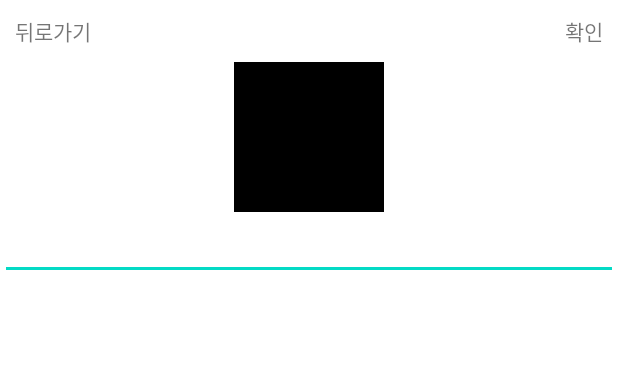
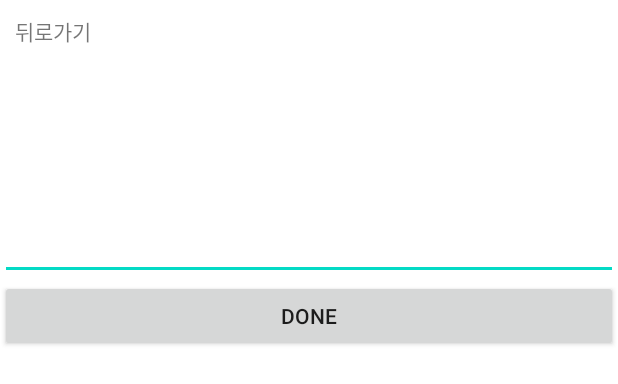
Before and after one commit to gdg-offtival-2022-4/Habbit-Challenge-Android, an Android app: the layout activity_edit_profie.xml on its own in the app's theme, with its tools: preview values and no code run, on a phone screen of 412 x 824 dp. Shown: the top 384 px of the screen. Run offline under Robolectric (Android 15) with nearby library versions, the phone set to English and light mode, and no system bars.

Commit message:
프로필 수정 화면 추가

```diff
--- a/app/build.gradle
+++ b/app/build.gradle
@@ -1,6 +1,7 @@
 plugins {
     id 'com.android.application'
     id 'org.jetbrains.kotlin.android'
+    id 'kotlin-parcelize'
 }
 
 android {
@@ -40,6 +41,7 @@ dependencies {
     implementation 'androidx.appcompat:appcompat:1.4.2'
     implementation 'com.google.android.material:material:1.6.1'
     implementation 'androidx.constraintlayout:constraintlayout:2.1.4'
+    implementation 'androidx.activity:activity-ktx:1.4.0'
     testImplementation 'junit:junit:4.13.2'
     androidTestImplementation 'androidx.test.ext:junit:1.1.3'
     androidTestImplementation 'androidx.test.espresso:espresso-core:3.4.0'
@@ -61,6 +63,5 @@ dependencies {
     implementation "org.jetbrains.kotlinx:kotlinx-coroutines-android:1.6.0"
     // life cycle scope
     implementation 'androidx.lifecycle:lifecycle-runtime-ktx:2.4.1'
-    // viewmodel scope
-    implementation 'androidx.lifecycle:lifecycle-viewmodel-ktx:2.4.1'
+    implementation "androidx.lifecycle:lifecycle-viewmodel-ktx:2.4.1"
 }
--- a/app/src/main/AndroidManifest.xml
+++ b/app/src/main/AndroidManifest.xml
@@ -28,8 +28,7 @@
             android:screenOrientation="portrait" />
         <activity
             android:name=".profile.EditProfileActivity"
-            android:screenOrientation="portrait" />
-
+            android:screenOrientation="portrait"/>
     </application>
 
 </manifest>
--- a/app/src/main/res/layout/activity_edit_profie.xml
+++ b/app/src/main/res/layout/activity_edit_profie.xml
@@ -16,40 +16,39 @@
             android:id="@+id/back_btn"
             android:layout_width="wrap_content"
             android:layout_height="wrap_content"
-            app:layout_constraintTop_toTopOf="parent"
+            android:padding="10dp"
+            android:text="뒤로가기"
             app:layout_constraintBottom_toBottomOf="parent"
             app:layout_constraintLeft_toLeftOf="parent"
-            android:text="뒤로가기"
-            android:padding="10dp">
+            app:layout_constraintTop_toTopOf="parent">
+
         </TextView>
 
-        <TextView
-            android:id="@+id/save_btn"
-            android:layout_width="wrap_content"
-            android:layout_height="wrap_content"
-            app:layout_constraintTop_toTopOf="parent"
-            app:layout_constraintBottom_toBottomOf="parent"
-            app:layout_constraintRight_toRightOf="parent"
-            android:text="확인"
-            android:padding="10dp">
-        </TextView>
     </androidx.constraintlayout.widget.ConstraintLayout>
 
-    <ImageView
+    <androidx.appcompat.widget.AppCompatImageView
         android:id="@+id/edit_img"
         android:layout_width="100dp"
         android:layout_height="100dp"
-        app:layout_constraintTop_toBottomOf="@id/edit_profile_top"
         app:layout_constraintLeft_toLeftOf="parent"
         app:layout_constraintRight_toRightOf="parent"
-        android:src="@color/black">
-    </ImageView>
+        app:layout_constraintTop_toBottomOf="@id/edit_profile_top">
 
-    <EditText
+    </androidx.appcompat.widget.AppCompatImageView>
+
+    <androidx.appcompat.widget.AppCompatEditText
         android:id="@+id/nickname_edit"
-        app:layout_constraintTop_toBottomOf="@id/edit_img"
         android:layout_width="match_parent"
-        android:layout_height="wrap_content">
-    </EditText>
+        android:layout_height="wrap_content"
+        app:layout_constraintTop_toBottomOf="@id/edit_img" />
+
+    <androidx.appcompat.widget.AppCompatButton
+        android:id="@+id/button_profile_done"
+        android:layout_width="match_parent"
+        android:layout_height="wrap_content"
+        android:text="done"
+        app:layout_constraintEnd_toEndOf="parent"
+        app:layout_constraintStart_toStartOf="parent"
+        app:layout_constraintTop_toBottomOf="@id/nickname_edit" />
 
 </androidx.constraintlayout.widget.ConstraintLayout>
```
Also changed, not shown: app/src/main/java/com/gdgofftival4/habitchallenge_android/extension/ActivityExtension.kt (+9 -0 lines), app/src/main/java/com/gdgofftival4/habitchallenge_android/extension/ViewExtension.kt (added, +17 -0 lines), app/src/main/java/com/gdgofftival4/habitchallenge_android/login/MetaRegisterModel.kt (added, +10 -0 lines), app/src/main/java/com/gdgofftival4/habitchallenge_android/profile/EditProfileActivity.kt (+60 -2 lines), app/src/main/java/com/gdgofftival4/habitchallenge_android/profile/EditProfileViewModel.kt (added, +52 -0 lines).
